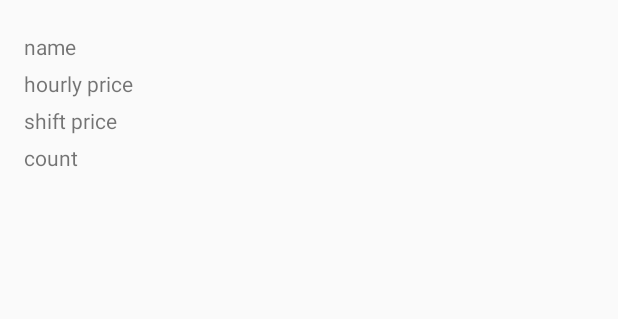
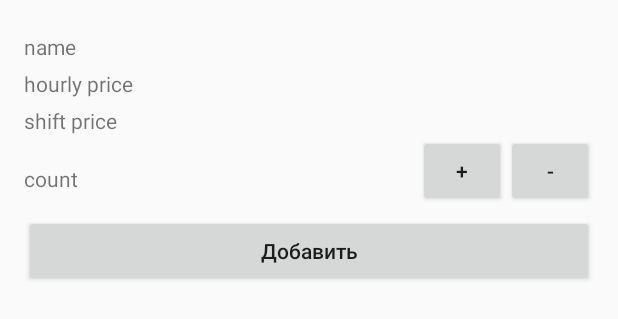
Before and after one commit to zzzayazzzz/IdeaLaboratory, an Android app: the layout activity_tech_detail.xml on its own in the app's theme, with its tools: preview values and no code run, on a phone screen of 412 x 824 dp. Shown: the top 319 px of the screen. Run offline under Robolectric (Android 15) with nearby library versions, the phone set to English and light mode, and no system bars.

Commit message:
add working methods to activity_tech_detail new buttons

```diff
--- a/app/build.gradle
+++ b/app/build.gradle
@@ -25,6 +25,8 @@ dependencies {
     androidTestCompile('com.android.support.test.espresso:espresso-core:2.2.2', {
         exclude group: 'com.android.support', module: 'support-annotations'
     })
+    androidTestCompile 'junit:junit:4.12'
+    testCompile 'junit:junit:4.12'
 
     compile 'com.android.support:appcompat-v7:25.3.1'
     compile 'com.android.support:recyclerview-v7:25.3.1'
--- a/app/src/main/java/kz/idealaboratory/idealaboratory/fragment/ProjectListFragment.java
+++ b/app/src/main/java/kz/idealaboratory/idealaboratory/fragment/ProjectListFragment.java
@@ -1,5 +1,6 @@
 package kz.idealaboratory.idealaboratory.fragment;
 
+import android.app.ProgressDialog;
 import android.content.Intent;
 import android.content.SharedPreferences;
 import android.os.Bundle;
@@ -50,6 +51,7 @@ public class ProjectListFragment extends Fragment implements View.OnClickListene
     private FirebaseRecyclerAdapter<Project, ProjectViewHolder> mAdapter;
     private RecyclerView mRecycler;
     private LinearLayoutManager mManager;
+    private ProgressDialog dialog;
 
     public ProjectListFragment() {}
 
@@ -69,6 +71,11 @@ public class ProjectListFragment extends Fragment implements View.OnClickListene
         super.onCreateView(inflater, container, savedInstanceState);
 
         View rootView = inflater.inflate(R.layout.fragment_all_projects, container, false);
+
+        dialog = new ProgressDialog(getActivity());
+        dialog.setTitle("Подождите");
+        dialog.setMessage("Идет загрузка проектов...");
+        dialog.show();
 
         newProjectButton = (Button) rootView.findViewById(R.id.new_project_button);
         newProjectButton.setOnClickListener(this);
@@ -107,6 +114,7 @@ public class ProjectListFragment extends Fragment implements View.OnClickListene
 
         // Set up FirebaseRecyclerAdapter with the Query
 
+
         Query projectQuery = getQuery(mDatabase);
 
         projectQuery = projectQuery.getRef();
@@ -136,6 +144,7 @@ public class ProjectListFragment extends Fragment implements View.OnClickListene
 
                 // Bind Post to ViewHolder, setting OnClickListener
                 viewHolder.bindToProject(model);
+                dialog.dismiss();
             }
         };
         mRecycler.setAdapter(mAdapter);
--- a/app/src/main/res/layout/activity_tech_detail.xml
+++ b/app/src/main/res/layout/activity_tech_detail.xml
@@ -33,11 +33,44 @@
             android:layout_marginTop="5dp"
             tools:text="shift price" />
 
-        <TextView
-            android:id="@+id/tech_count"
-            android:layout_width="wrap_content"
+        <LinearLayout
+            android:layout_width="match_parent"
             android:layout_height="wrap_content"
-            android:layout_below="@+id/tech_shift"
+            android:orientation="horizontal"
+            >
+
+                <TextView
+                    android:id="@+id/tech_count"
+                    android:layout_width="match_parent"
+                    android:layout_weight="4.0"
+                    android:layout_height="wrap_content"
+                    android:layout_below="@+id/tech_shift"
+                    android:layout_marginTop="5dp"
+                    tools:text="count" />
+
+                <Button
+                    android:layout_width="wrap_content"
+                    android:layout_height="wrap_content"
+                    android:layout_weight="1.0"
+                    android:text="+"
+                    />
+
+                <Button
+                    android:layout_width="wrap_content"
+                    android:layout_height="wrap_content"
+                    android:layout_weight="1.0"
+                    android:text="-"
+                    />
+
+        </LinearLayout>
+
+        <Button
+            android:layout_width="match_parent"
+            android:layout_height="wrap_content"
+            android:text="Добавить"
+            android:textAllCaps="false"
             android:layout_marginTop="5dp"
-            tools:text="count" />
+
+            />
+
 </LinearLayout>
```
